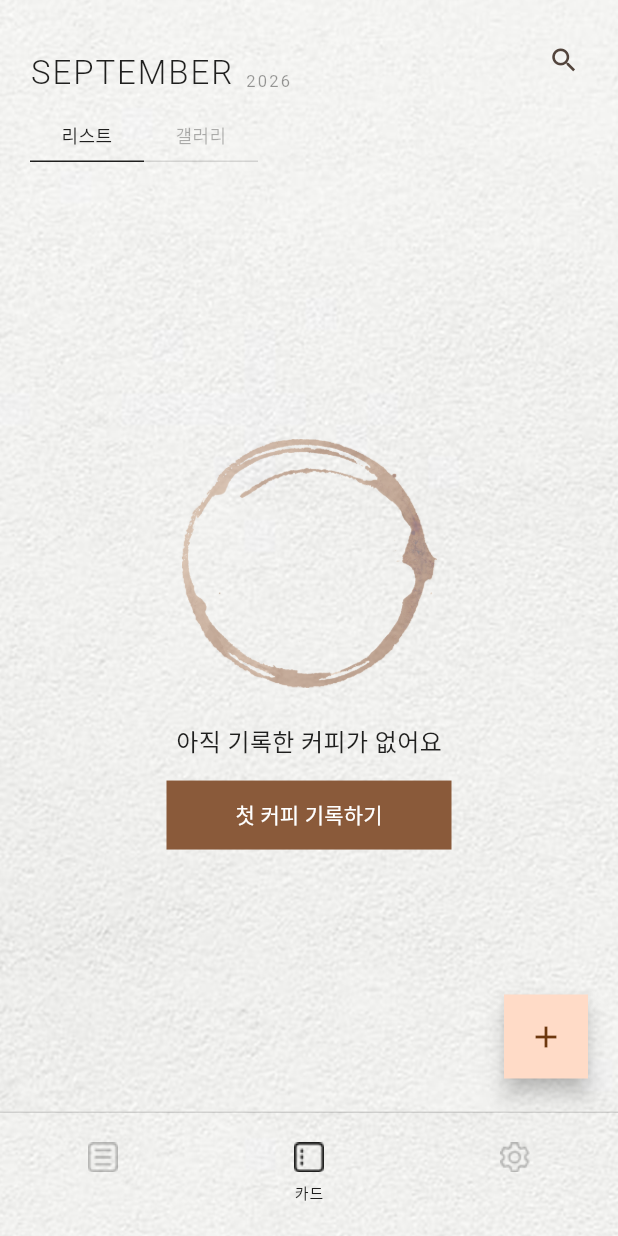
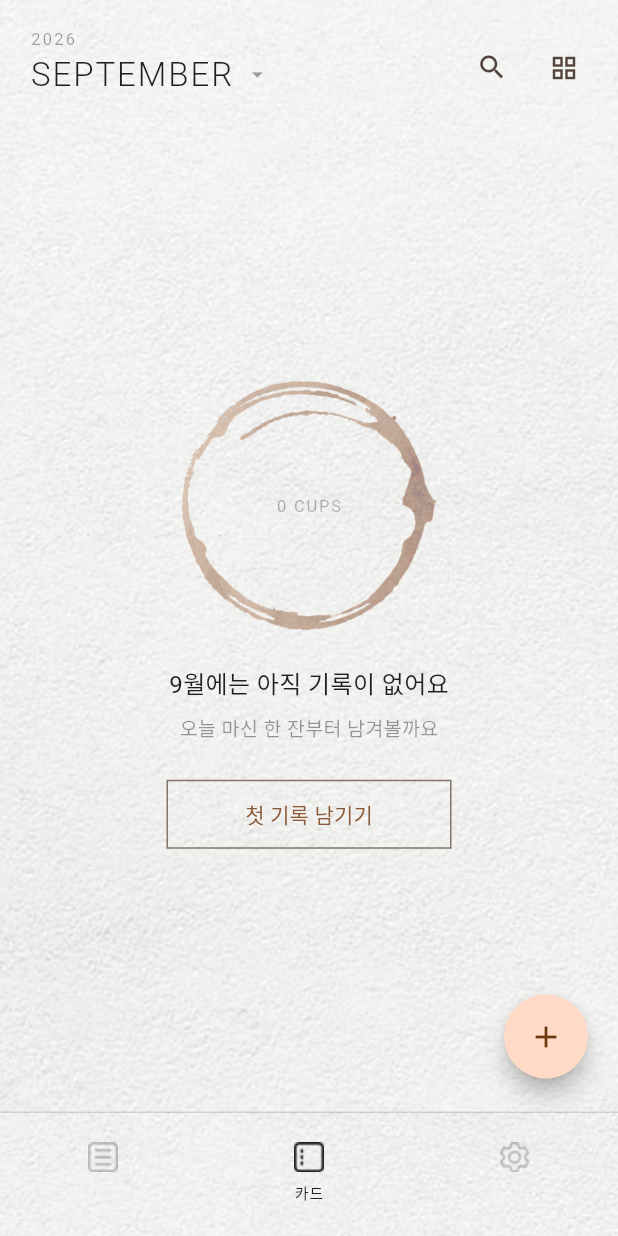
Before and after one commit to minseo-1129/cuppo, a Flutter app: the HomeShell screen opened directly with empty values, on a phone screen of 412 x 824 dp. Run offline on Flutter 3.47's test engine with Material 3 defaults, Android fonts, the phone set to English and light mode, and no system bars; our stand-ins replace shared_preferences; accounts and stored records are empty.

Commit message:
v2: polish monthly feed and grid exploration

```diff
--- a/lib/screens/feed_screen.dart
+++ b/lib/screens/feed_screen.dart
@@ -19,26 +19,62 @@ class FeedScreen extends StatefulWidget {
 
 class _FeedScreenState extends State<FeedScreen> {
   bool grid = false;
+  late DateTime selectedMonth;
+
+  @override
+  void initState() {
+    super.initState();
+    final now = DateTime.now();
+    selectedMonth = DateTime(now.year, now.month);
+  }
 
   @override
   Widget build(BuildContext context) {
-    final records = widget.state.records;
-    final now = DateTime.now();
-    final label = _monthName(now.month);
+    final records = widget.state.recordsForMonth(selectedMonth);
+    final ink = Theme.of(context).colorScheme.onSurface;
+
     return Stack(
       children: [
         Column(
           children: [
             Padding(
-              padding: const EdgeInsets.fromLTRB(20, 16, 12, 8),
+              padding: const EdgeInsets.fromLTRB(20, 18, 12, 10),
               child: Row(
                 crossAxisAlignment: CrossAxisAlignment.end,
                 children: [
-                  Text(label, style: const TextStyle(fontSize: 22, letterSpacing: 1.3, fontWeight: FontWeight.w300)),
-                  const SizedBox(width: 8),
-                  Padding(
-                    padding: const EdgeInsets.only(bottom: 2),
-                    child: Text('${now.year}', style: TextStyle(fontSize: 11, letterSpacing: 1.5, color: Theme.of(context).colorScheme.onSurface.withValues(alpha: 0.45))),
+                  InkWell(
+                    onTap: _openMonthPicker,
+                    child: Padding(
+                      padding: const EdgeInsets.only(right: 12, bottom: 4),
+                      child: Column(
+                        crossAxisAlignment: CrossAxisAlignment.start,
+                        children: [
+                          Text(
+                            '${selectedMonth.year}',
+                            style: TextStyle(
+                              fontSize: 11,
+                              letterSpacing: 1.5,
+                              color: ink.withValues(alpha: 0.42),
+                            ),
+                          ),
+                          Row(
+                            mainAxisSize: MainAxisSize.min,
+                            children: [
+                              Text(
+                                _monthName(selectedMonth.month),
+                                style: const TextStyle(
+                                  fontSize: 22,
+                                  letterSpacing: 1.3,
+                                  fontWeight: FontWeight.w300,
+                                ),
+                              ),
+                              const SizedBox(width: 7),
+                              Icon(Icons.arrow_drop_down, size: 18, color: ink.withValues(alpha: 0.42)),
+                            ],
+                          ),
+                        ],
+                      ),
+                    ),
                   ),
                   const Spacer(),
                   IconButton(
@@ -46,25 +82,21 @@ class _FeedScreenState extends State<FeedScreen> {
                     onPressed: widget.onSearch,
                     icon: const Icon(Icons.search, size: 21),
                   ),
-                ],
-              ),
-            ),
-            Padding(
-              padding: const EdgeInsets.fromLTRB(20, 0, 20, 10),
-              child: Row(
-                children: [
-                  _Segment(label: '리스트', active: !grid, onTap: () => setState(() => grid = false)),
-                  _Segment(label: '갤러리', active: grid, onTap: () => setState(() => grid = true)),
+                  IconButton(
+                    tooltip: grid ? '리스트 보기' : '그리드 보기',
+                    onPressed: () => setState(() => grid = !grid),
+                    icon: Icon(grid ? Icons.view_agenda_outlined : Icons.grid_view_outlined, size: 20),
+                  ),
                 ],
               ),
             ),
             Expanded(
               child: records.isEmpty
-                  ? _EmptyState(onAdd: _startAdd)
+                  ? _EmptyState(month: selectedMonth, onAdd: _startAdd)
                   : grid
                       ? _Grid(records: records)
                       : ListView.separated(
-                          padding: const EdgeInsets.fromLTRB(20, 6, 20, 100),
+                          padding: const EdgeInsets.fromLTRB(20, 4, 20, 100),
                           itemCount: records.length,
                           separatorBuilder: (_, __) => const SizedBox(height: 16),
                           itemBuilder: (context, index) {
@@ -73,6 +105,14 @@ class _FeedScreenState extends State<FeedScreen> {
                           },
                         ),
             ),
+            if (records.isNotEmpty)
+              Padding(
+                padding: const EdgeInsets.only(bottom: 8),
+                child: Text(
+                  '${records.length} CUPS',
+                  style: TextStyle(fontSize: 10, letterSpacing: 1.5, color: ink.withValues(alpha: 0.3)),
+                ),
+              ),
           ],
         ),
         Positioned(
@@ -80,13 +120,52 @@ class _FeedScreenState extends State<FeedScreen> {
           bottom: 22,
           child: FloatingActionButton(
             heroTag: 'add-record',
-            shape: const RoundedRectangleBorder(borderRadius: BorderRadius.zero),
+            shape: const CircleBorder(),
             onPressed: _startAdd,
             child: const Icon(Icons.add),
           ),
         ),
       ],
     );
+  }
+
+  Future<void> _openMonthPicker() async {
+    final now = DateTime.now();
+    final current = DateTime(now.year, now.month);
+    final months = <DateTime>[current, ...widget.state.recordMonths];
+    final unique = <String, DateTime>{};
+    for (final month in months) {
+      unique['${month.year}-${month.month}'] = month;
+    }
+    final options = unique.values.toList()..sort((a, b) => b.compareTo(a));
+
+    final picked = await showModalBottomSheet<DateTime>(
+      context: context,
+      showDragHandle: true,
+      builder: (context) => SafeArea(
+        child: ListView.builder(
+          shrinkWrap: true,
+          padding: const EdgeInsets.fromLTRB(20, 0, 20, 20),
+          itemCount: options.length,
+          itemBuilder: (context, index) {
+            final month = options[index];
+            final active = month.year == selectedMonth.year && month.month == selectedMonth.month;
+            final count = widget.state.recordsForMonth(month).length;
+            return ListTile(
+              contentPadding: EdgeInsets.zero,
+              title: Text('${_monthName(month.month)} ${month.year}', style: const TextStyle(letterSpacing: 0.8)),
+              trailing: Text('$count CUPS', style: TextStyle(fontSize: 11, color: Theme.of(context).colorScheme.onSurface.withValues(alpha: 0.4))),
+              leading: active ? Icon(Icons.check, color: Theme.of(context).colorScheme.primary, size: 18) : const SizedBox(width: 18),
+              onTap: () => Navigator.pop(context, month),
+            );
+          },
+        ),
+      ),
+    );
+
+    if (picked != null && mounted) {
+      setState(() => selectedMonth = DateTime(picked.year, picked.month));
+    }
   }
 
   void _startAdd() {
@@ -98,48 +177,45 @@ class _FeedScreenState extends State<FeedScreen> {
   }
 }
 
-class _Segment extends StatelessWidget {
-  const _Segment({required this.label, required this.active, required this.onTap});
-  final String label;
-  final bool active;
-  final VoidCallback onTap;
+class _EmptyState extends StatelessWidget {
+  const _EmptyState({required this.month, required this.onAdd});
+  final DateTime month;
+  final VoidCallback onAdd;
+
   @override
   Widget build(BuildContext context) {
     final ink = Theme.of(context).colorScheme.onSurface;
-    return InkWell(
-      onTap: onTap,
-      child: Container(
-        width: 76,
-        padding: const EdgeInsets.symmetric(vertical: 9),
-        decoration: BoxDecoration(border: Border(bottom: BorderSide(color: active ? ink : ink.withValues(alpha: 0.15)))),
-        child: Text(label, textAlign: TextAlign.center, style: TextStyle(fontSize: 12, color: ink.withValues(alpha: active ? 1 : 0.35))),
-      ),
-    );
-  }
-}
-
-class _EmptyState extends StatelessWidget {
-  const _EmptyState({required this.onAdd});
-  final VoidCallback onAdd;
-  @override
-  Widget build(BuildContext context) {
     return Center(
       child: Padding(
         padding: const EdgeInsets.all(20),
         child: Column(
           mainAxisAlignment: MainAxisAlignment.center,
           children: [
-            Opacity(opacity: 0.45, child: Image.asset(Theme.of(context).brightness == Brightness.dark ? 'assets/ring_dark.png' : 'assets/ring.png', width: 170)),
+            Stack(
+              alignment: Alignment.center,
+              children: [
+                Opacity(
+                  opacity: 0.45,
+                  child: Image.asset(
+                    Theme.of(context).brightness == Brightness.dark ? 'assets/ring_dark.png' : 'assets/ring.png',
+                    width: 170,
+                  ),
+                ),
+                Text('0 CUPS', style: TextStyle(fontSize: 11, letterSpacing: 1.2, color: ink.withValues(alpha: 0.35))),
+              ],
+            ),
             const SizedBox(height: 24),
-            const Text('아직 기록한 커피가 없어요', style: TextStyle(fontSize: 16)),
-            const SizedBox(height: 14),
+            Text('${month.month}월에는 아직 기록이 없어요', style: const TextStyle(fontSize: 16)),
+            const SizedBox(height: 8),
+            Text('오늘 마신 한 잔부터 남겨볼까요', style: TextStyle(fontSize: 13, color: ink.withValues(alpha: 0.45))),
+            const SizedBox(height: 24),
             SizedBox(
               width: 190,
               height: 46,
-              child: FilledButton(
-                style: FilledButton.styleFrom(shape: const RoundedRectangleBorder(borderRadius: BorderRadius.zero)),
+              child: OutlinedButton(
+                style: OutlinedButton.styleFrom(shape: const RoundedRectangleBorder(borderRadius: BorderRadius.zero)),
                 onPressed: onAdd,
-                child: const Text('첫 커피 기록하기'),
+                child: const Text('첫 기록 남기기'),
               ),
             ),
           ],
@@ -152,11 +228,17 @@ class _EmptyState extends StatelessWidget {
 class _Grid extends StatelessWidget {
   const _Grid({required this.records});
   final List<CoffeeRecord> records;
+
   @override
   Widget build(BuildContext context) {
+    final ink = Theme.of(context).colorScheme.onSurface;
     return GridView.builder(
-      padding: const EdgeInsets.fromLTRB(20, 6, 20, 90),
-      gridDelegate: const SliverGridDelegateWithFixedCrossAxisCount(crossAxisCount: 3, crossAxisSpacing: 1, mainAxisSpacing: 1),
+      padding: const EdgeInsets.fromLTRB(20, 4, 20, 90),
+      gridDelegate: const SliverGridDelegateWithFixedCrossAxisCount(
+        crossAxisCount: 3,
+        crossAxisSpacing: 1,
+        mainAxisSpacing: 1,
+      ),
       itemCount: records.length,
       itemBuilder: (context, index) {
         final record = records[index];
@@ -165,7 +247,19 @@ class _Grid extends StatelessWidget {
           child: Container(
             decoration: BoxDecoration(border: hairlineBorder(context)),
             padding: const EdgeInsets.all(7),
-            child: Image.asset(recordIllustration(record), fit: BoxFit.contain),
+            child: Stack(
+              children: [
+                Center(child: Image.asset(recordIllustration(record), fit: BoxFit.contain)),
+                Positioned(
+                  left: 0,
+                  bottom: 0,
+                  child: Text(
+                    record.date.day.toString().padLeft(2, '0'),
+                    style: TextStyle(fontSize: 9, letterSpacing: 0.5, color: ink.withValues(alpha: 0.42)),
+                  ),
+                ),
+              ],
+            ),
           ),
         );
       },
@@ -173,4 +267,17 @@ class _Grid extends StatelessWidget {
   }
 }
 
-String _monthName(int month) => const ['JANUARY','FEBRUARY','MARCH','APRIL','MAY','JUNE','JULY','AUGUST','SEPTEMBER','OCTOBER','NOVEMBER','DECEMBER'][month - 1];
+String _monthName(int month) => const [
+      'JANUARY',
+      'FEBRUARY',
+      'MARCH',
+      'APRIL',
+      'MAY',
+      'JUNE',
+      'JULY',
+      'AUGUST',
+      'SEPTEMBER',
+      'OCTOBER',
+      'NOVEMBER',
+      'DECEMBER',
+    ][month - 1];
```
